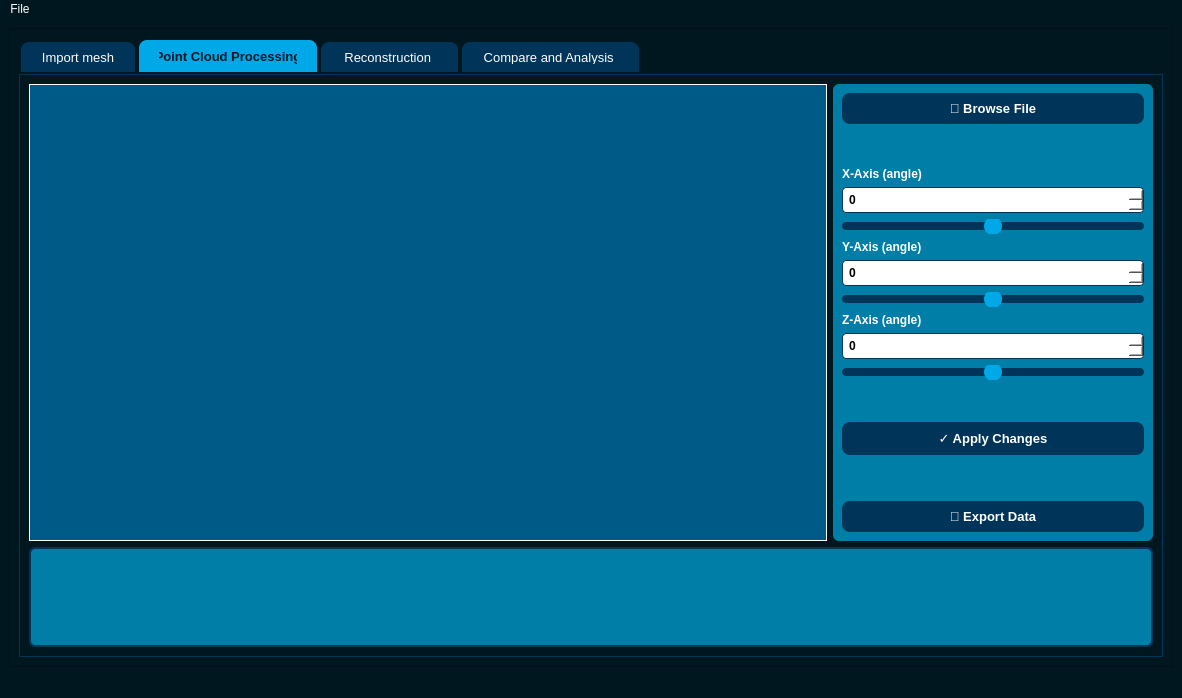
This is ui/main.ui in sobishirvanloo/Model-reconstruction as Qt 5 draws it before an edit. The edited form follows.
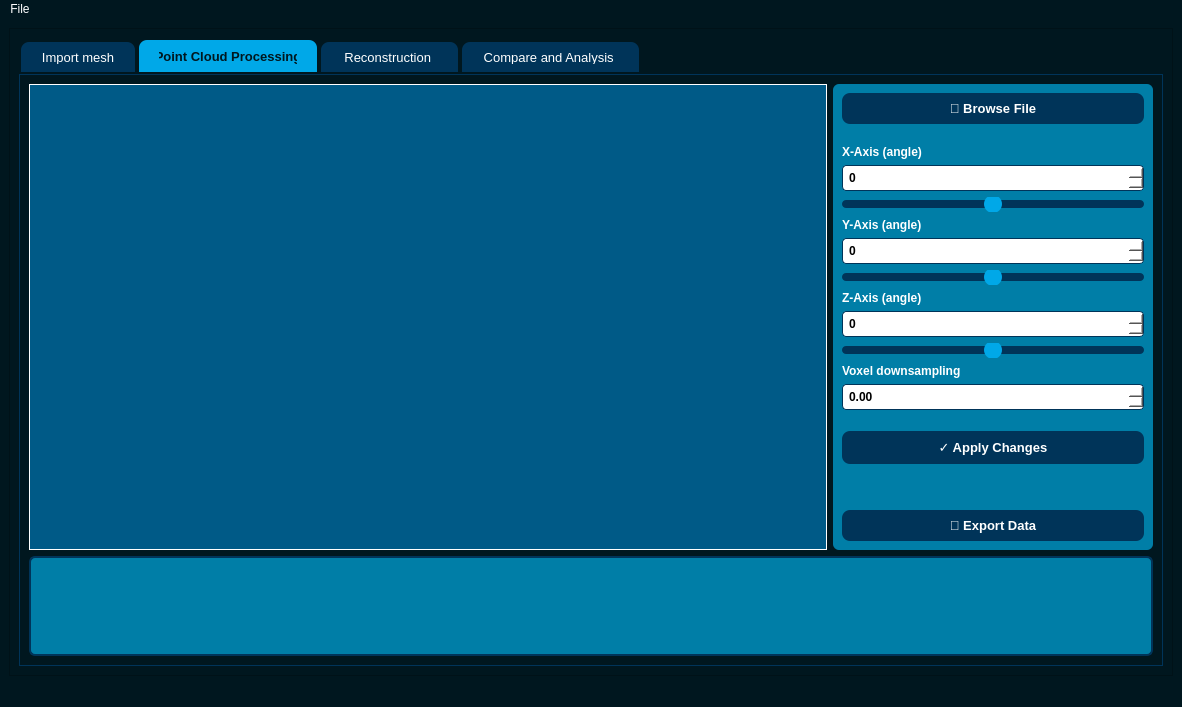
This is the edited form.

Diff of the .ui file:
```diff
--- a/ui/main.ui
+++ b/ui/main.ui
@@ -7,7 +7,7 @@
     <x>0</x>
     <y>0</y>
     <width>1182</width>
-    <height>698</height>
+    <height>707</height>
    </rect>
   </property>
   <property name="windowTitle">
@@ -726,6 +726,29 @@
                   </property>
                  </widget>
                 </item>
+                <item>
+                 <widget class="QLabel" name="label">
+                  <property name="styleSheet">
+                   <string notr="true">color: #ffffff; font-weight: bold; font-size: 12px;</string>
+                  </property>
+                  <property name="text">
+                   <string>Voxel downsampling</string>
+                  </property>
+                 </widget>
+                </item>
+                <item>
+                 <widget class="QDoubleSpinBox" name="Point_density_spinbox">
+                  <property name="styleSheet">
+                   <string notr="true">
+    background-color: #ffffff;
+    color: #000000;
+    border: 1px solid #003459;
+    border-radius: 4px;
+    padding: 4px;
+    font-weight: bold;</string>
+                  </property>
+                 </widget>
+                </item>
                 <item>
                  <spacer name="verticalSpacer_34">
                   <property name="orientation">
```
